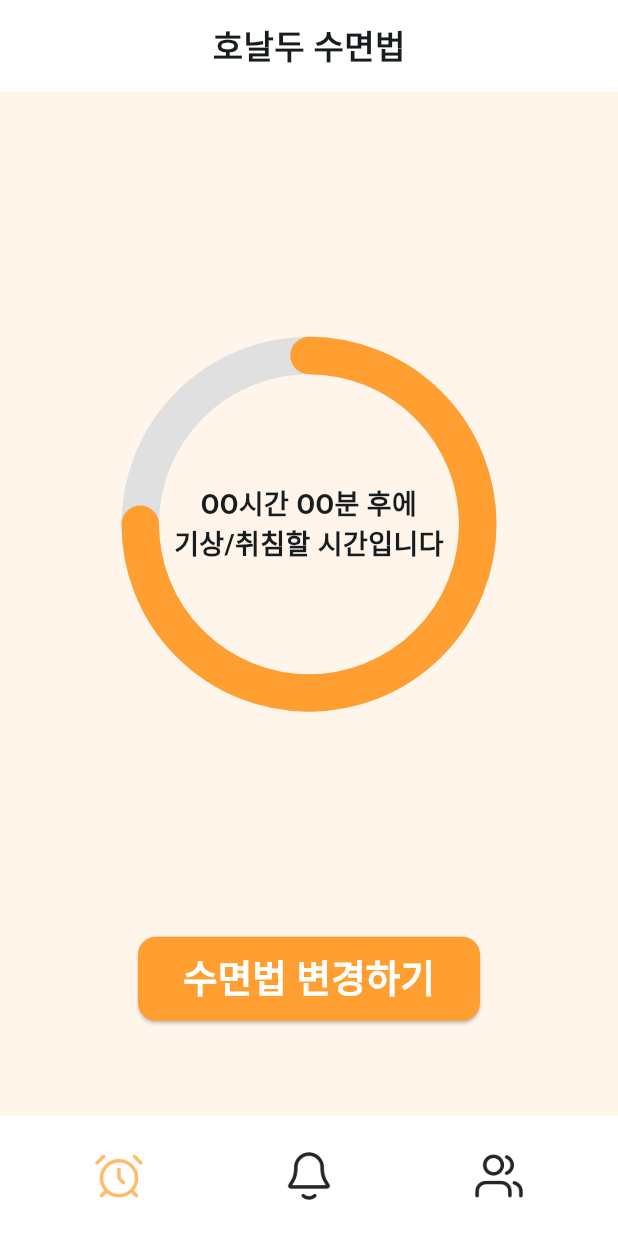
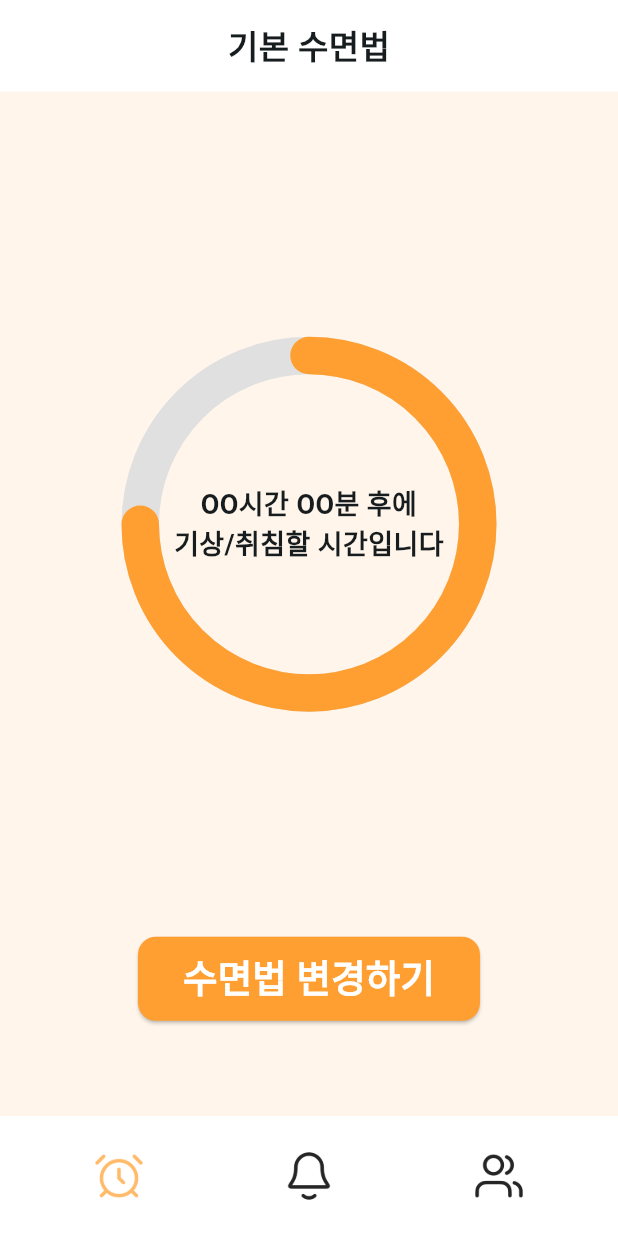
Before and after one commit to joon363/IT_ARENA_GIPO_frontend, a Flutter app: the screen it shows after launch, on a phone screen of 412 x 824 dp. Run offline on Flutter 3.47's test engine with Material 3 defaults, Android fonts, the light colour scheme and no system bars; our stand-ins replace camera.

Commit message:
선택한 수면법 저장 기능(provider)

```diff
--- /dev/null
+++ b/lib/providers/sleep_provider.dart
@@ -0,0 +1,33 @@
+import 'package:flutter/material.dart';
+
+class SleepProvider with ChangeNotifier {
+  final List<Map<String, String>> sleepMethods = [
+    {
+      'title': '기본 수면법',
+      'description': '가장 일반적인 단일 수면입니다.',
+    },
+    {
+      'title': '수면법 01: 호날두 수면법',
+      'description': '짧은 수면을 여러 번 나누어 잡니다.',
+    },
+    {
+      'title': '수면법 02: 드웨인 존슨 수면법',
+      'description': '이른 시간에 취침하고 일찍 일어납니다.',
+    },
+    {
+      'title': '수면법 03: 다빈치 수면법',
+      'description': '극단적인 다상 수면의 한 형태입니다.',
+    },
+  ];
+
+  int _selectedMethodIndex = 0;
+  int get selectedMethodIndex => _selectedMethodIndex;
+  String get selectedMethodTitle {
+    return sleepMethods[_selectedMethodIndex]['title']!;
+  }
+
+  void setSelectedMethod(int index) {
+    _selectedMethodIndex = index;
+    notifyListeners();
+  }
+}
--- a/lib/screens/home_screen.dart
+++ b/lib/screens/home_screen.dart
@@ -1,5 +1,7 @@
 import 'package:flutter/material.dart';
 import 'dart:math' as math;
+import 'package:provider/provider.dart';
+import '../providers/sleep_provider.dart';
 
 class HomeScreen extends StatefulWidget {
   const HomeScreen({super.key});
@@ -15,6 +17,7 @@ class _HomeScreenState extends State<HomeScreen> {
   final double _progress = 0.75; // 0.0 ~ 1.0 사이의 값
   @override
   Widget build(BuildContext context) {
+    final sleepProvider = Provider.of<SleepProvider>(context);
     return Scaffold(
       // 1. 하단 Navbar
       bottomNavigationBar: BottomAppBar(
@@ -89,13 +92,13 @@ class _HomeScreenState extends State<HomeScreen> {
             Container(
               width: double.infinity, // 가로 폭 전체
               color: Colors.white,      // 배경색을 하얀색으로 지정
-              child: const Column(
+              child: Column(
                 // 공백과 텍스트를 담기 위해 Column 사용
                 children: [
                   Padding(
                     padding: EdgeInsets.all(14.0),
                     child: Text(
-                      '호날두 수면법',
+                      sleepProvider.selectedMethodTitle,
                       style: TextStyle(fontSize: 22, fontWeight: FontWeight.bold)
                     ),
                   ),
```
Also changed, not shown: lib/main.dart (+8 -1 lines), lib/screens/sleep_method_list.dart (+11 -31 lines).
